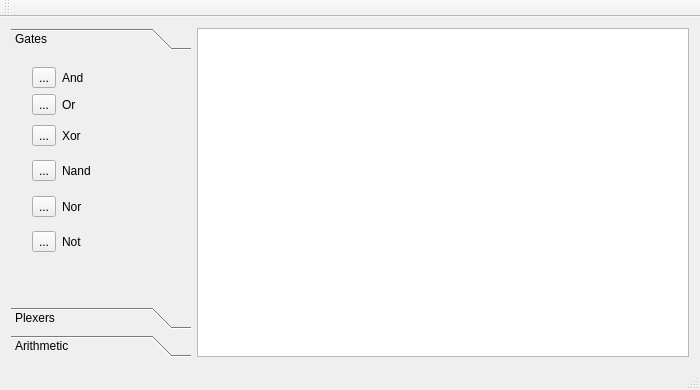
Before: the Qt Designer form src/mainwindow.ui in MATF-RS20/RS010-circuitdesign, drawn with Qt 5.
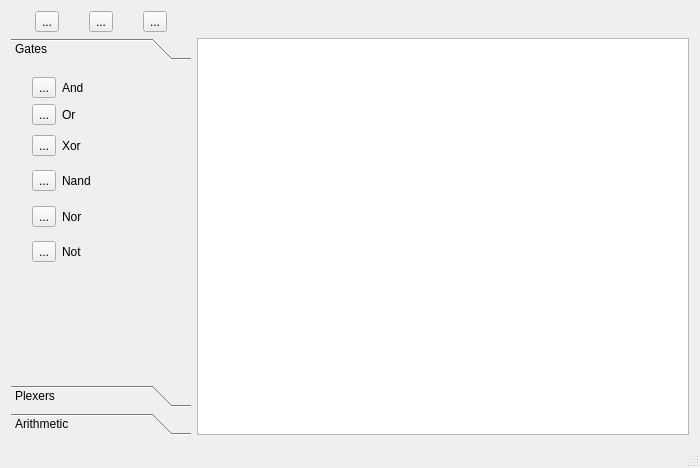
After: the same form once the commit is applied. Icons and pictures are not drawn.

```diff
--- a/src/mainwindow.ui
+++ b/src/mainwindow.ui
@@ -7,7 +7,7 @@
     <x>0</x>
     <y>0</y>
     <width>700</width>
-    <height>390</height>
+    <height>468</height>
    </rect>
   </property>
   <property name="sizePolicy">
@@ -45,9 +45,9 @@
     </size>
    </property>
    <layout class="QGridLayout" name="gridLayout">
-    <item row="0" column="0">
-     <layout class="QHBoxLayout" name="horizontalLayout">
-      <item>
+    <item row="1" column="0">
+     <layout class="QGridLayout" name="gridLayout_2">
+      <item row="1" column="0">
        <widget class="QToolBox" name="LogicBox">
         <property name="sizePolicy">
          <sizepolicy hsizetype="Preferred" vsizetype="Preferred">
@@ -88,7 +88,7 @@
            <x>0</x>
            <y>0</y>
            <width>180</width>
-           <height>216</height>
+           <height>276</height>
           </rect>
          </property>
          <property name="sizePolicy">
@@ -394,7 +394,7 @@
         </widget>
        </widget>
       </item>
-      <item>
+      <item row="1" column="1">
        <widget class="QGraphicsView" name="graphicsView">
         <property name="enabled">
          <bool>true</bool>
@@ -418,6 +418,61 @@
         </property>
        </widget>
       </item>
+      <item row="0" column="0">
+       <layout class="QHBoxLayout" name="horizontalLayout">
+        <item>
+         <widget class="QToolButton" name="trashButton">
+          <property name="text">
+           <string>...</string>
+          </property>
+          <property name="icon">
+           <iconset resource="../images.qrc">
+            <normaloff>:/images/trash.png</normaloff>:/images/trash.png</iconset>
+          </property>
+          <property name="iconSize">
+           <size>
+            <width>20</width>
+            <height>20</height>
+           </size>
+          </property>
+         </widget>
+        </item>
+        <item>
+         <widget class="QToolButton" name="moveButton">
+          <property name="text">
+           <string>...</string>
+          </property>
+          <property name="icon">
+           <iconset resource="../images.qrc">
+            <normaloff>:/images/mouse.png</normaloff>:/images/mouse.png</iconset>
+          </property>
+          <property name="checkable">
+           <bool>true</bool>
+          </property>
+          <attribute name="buttonGroup">
+           <string notr="true">buttonGroupConnectMove</string>
+          </attribute>
+         </widget>
+        </item>
+        <item>
+         <widget class="QToolButton" name="connectButton">
+          <property name="text">
+           <string>...</string>
+          </property>
+          <property name="icon">
+           <iconset resource="../images.qrc">
+            <normaloff>:/images/connections.png</normaloff>:/images/connections.png</iconset>
+          </property>
+          <property name="checkable">
+           <bool>true</bool>
+          </property>
+          <attribute name="buttonGroup">
+           <string notr="true">buttonGroupConnectMove</string>
+          </attribute>
+         </widget>
+        </item>
+       </layout>
+      </item>
      </layout>
     </item>
    </layout>
@@ -438,20 +493,6 @@
     </sizepolicy>
    </property>
   </widget>
-  <widget class="QToolBar" name="mainToolBar">
-   <property name="sizePolicy">
-    <sizepolicy hsizetype="Preferred" vsizetype="Preferred">
-     <horstretch>0</horstretch>
-     <verstretch>0</verstretch>
-    </sizepolicy>
-   </property>
-   <attribute name="toolBarArea">
-    <enum>TopToolBarArea</enum>
-   </attribute>
-   <attribute name="toolBarBreak">
-    <bool>false</bool>
-   </attribute>
-  </widget>
   <widget class="QStatusBar" name="statusBar"/>
  </widget>
  <layoutdefault spacing="6" margin="11"/>
```
Left out of the diff: 29 changed lines with no effect on the pictures.
